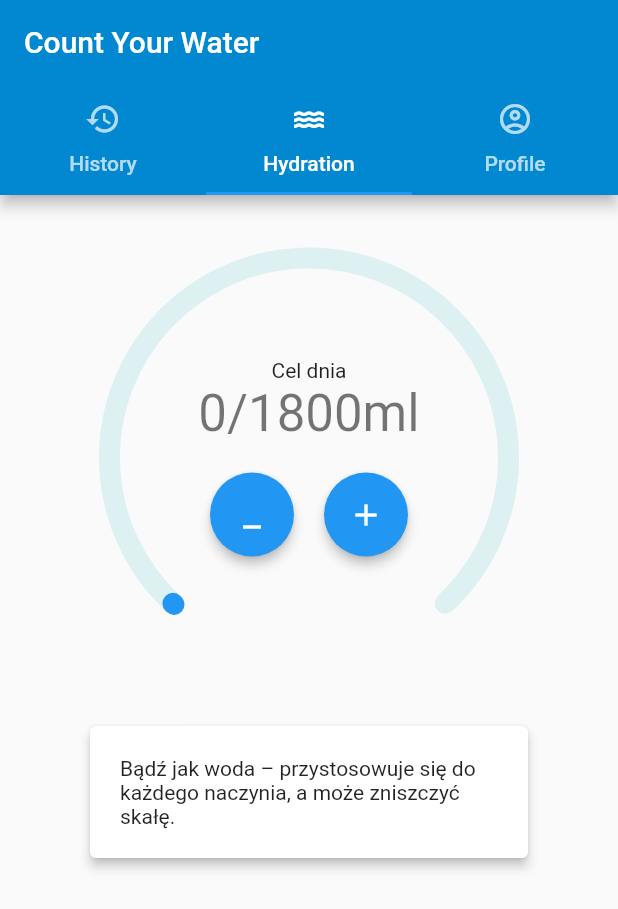
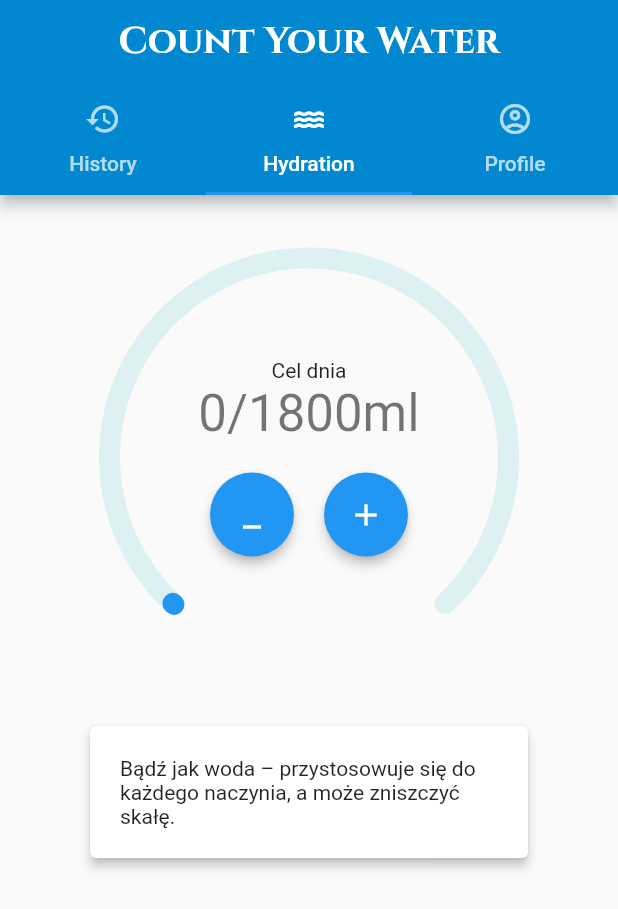
Before and after one commit to WeronikaWItt/count_your_water, a Flutter app: the screen it shows after launch, on a phone screen of 412 x 824 dp. Shown: the top 909 px of the screen. Run offline on Flutter 3.47's test engine with Material 2 defaults, Android fonts, the phone set to English and light mode, and no system bars; drawn by our look-alikes of syncfusion_flutter_gauges.

Commit message:
updated app bar style

```diff
--- a/lib/screens/init_screen.dart
+++ b/lib/screens/init_screen.dart
@@ -16,7 +16,11 @@ class InitScreen extends StatelessWidget {
       child: Scaffold(
         appBar: AppBar(
           backgroundColor: kBlue,
-          title: const Text('Count Your Water'),
+          centerTitle: true,
+          title: const Text(
+            'Count Your Water',
+            style: TextStyle(fontFamily: 'Cinzel', fontWeight: FontWeight.bold, fontSize: 25),
+          ),
           bottom: const TabBar(
             tabs: [
               Tab(
```
